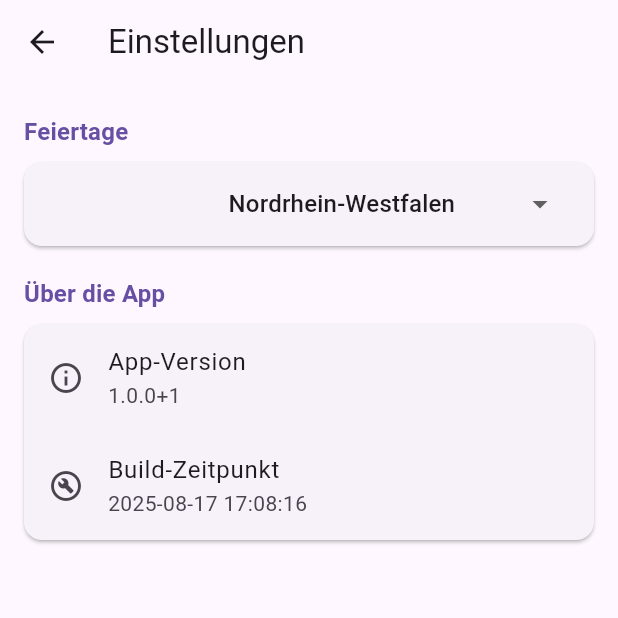
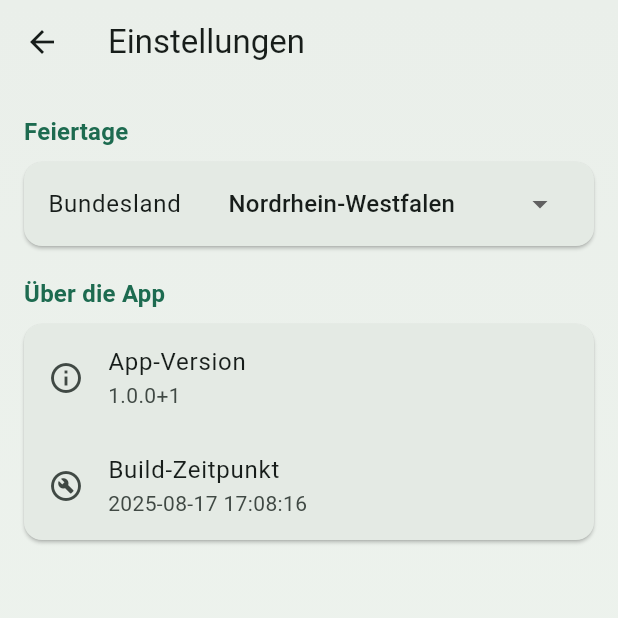
Before and after one commit to urdev-github1/ukalender2, a Flutter app: the screen it shows after launch, after a tap on the "settings" icon, on a phone screen of 412 x 824 dp, the top half of it. Run offline on Flutter 3.47's test engine with Material 3 defaults, Android fonts, the phone set to English and light mode, and no system bars; our stand-ins replace file_picker, flutter_local_notifications, package_info_plus, share_plus, shared_preferences, syncfusion_flutter_calendar and 1 more; missing offline and left inert: add_2_calendar, icalendar_parser, icalendar_plus; network calls fail.

Commit message:
App-Design 1

```diff
--- a/lib/main.dart
+++ b/lib/main.dart
@@ -1,79 +1,83 @@
 // lib/main.dart
 
-// Importiert die grundlegenden Material Design Widgets von Flutter.
 import 'package:flutter/material.dart';
-// NEU: Importiert die Lokalisierungs-Delegates, die wir benötigen.
 import 'package:flutter_localizations/flutter_localizations.dart';
-// Importiert Funktionen zur Initialisierung der Datumsformatierung für verschiedene Sprachen.
 import 'package:intl/date_symbol_data_local.dart';
-// Importiert den Hauptbildschirm der Anwendung, die Kalenderansicht.
 import 'screens/calendar_screen.dart';
-// Importiert den Service, der für das Anzeigen von Benachrichtigungen zuständig ist.
 import 'services/notification_service.dart';
 
-// Die main-Funktion ist der Haupteinstiegspunkt für jede Flutter-Anwendung.
-// 'async' wird verwendet, da wir auf das Ergebnis von asynchronen Operationen warten ('await').
 void main() async {
-  // Stellt sicher, dass die Flutter-Engine initialisiert ist, bevor auf Plugins
-  // oder Services zugegriffen wird. Dies ist notwendig, wenn die main-Funktion asynchron ist.
   WidgetsFlutterBinding.ensureInitialized();
-
-  // Lädt und initialisiert die Lokalisierungsdaten für die Datumsformatierung.
-  // 'de_DE' sorgt dafür, dass Monatsnamen, Wochentage etc. auf Deutsch angezeigt werden.
   await initializeDateFormatting('de_DE', null);
-
-  // Erstellt eine Instanz des NotificationService und ruft dessen init-Methode auf.
-  // Dies initialisiert die Einstellungen für lokale Benachrichtigungen.
   await NotificationService().init();
   await NotificationService().requestPermissions();
-
-  // Startet die Flutter-Anwendung mit dem MyApp-Widget als Wurzel-Widget.
   runApp(const MyApp());
 }
 
-// MyApp ist das Haupt-Widget (Wurzel-Widget) der gesamten Anwendung.
-// Es ist ein StatelessWidget, da sich sein eigener Zustand nicht ändert.
 class MyApp extends StatelessWidget {
-  // Der Konstruktor für das MyApp-Widget.
   const MyApp({super.key});
 
-  // Die build-Methode beschreibt, wie das Widget auf dem Bildschirm dargestellt wird.
   @override
   Widget build(BuildContext context) {
-    // MaterialApp ist ein grundlegendes Widget, das viele für Material Design
-    // typische Funktionen bereitstellt (z.B. Navigation, Theming).
     return MaterialApp(
-      // Der Titel der App, der z.B. im Task-Manager des Betriebssystems angezeigt wird.
       title: 'Flutter Terminkalender',
-      // Definiert das visuelle Thema der App.
+
+      // Helles Thema (Light Mode)
       theme: ThemeData(
-        // Setzt die primäre Farbpalette der App auf Blautöne.
-        primarySwatch: Colors.blue,
+        useMaterial3: true,
+        colorScheme: ColorScheme.fromSeed(
+          seedColor: const Color(0xFF006C4E), // Ein tiefes Waldgrün
+          brightness: Brightness.light,
+        ),
+
+        // Der Scaffold-Hintergrund wird nicht mehr global definiert,
+        // da wir ihn pro Screen mit einem Gradienten versehen.
+        cardTheme: CardThemeData(
+          elevation: 1,
+          shape: RoundedRectangleBorder(
+            borderRadius: BorderRadius.circular(12),
+          ),
+          // --- HIER IST DIE ANPASSUNG ---
+          // Die Karten bekommen eine etwas dunklere Tönung als der Hintergrund,
+          // damit sie sich klarer abheben.
+          color: ColorScheme.fromSeed(
+            seedColor: const Color(0xFF006C4E),
+            brightness: Brightness.light,
+          ).surfaceContainerHigh, // Von 'surfaceContainer' zu 'surfaceContainerHigh' geändert
+        ),
       ),
 
-      // --- HINZUGEFÜGTE KONFIGURATION FÜR LOKALISIERUNG ---
+      // Dunkles Thema (Dark Mode)
+      darkTheme: ThemeData(
+        useMaterial3: true,
+        colorScheme: ColorScheme.fromSeed(
+          seedColor: const Color(0xFF006C4E), // Dieselbe Samenfarbe
+          brightness: Brightness.dark,
+        ),
 
-      // Dies sind die "Delegierten", die die eigentliche Übersetzungsarbeit leisten.
+        cardTheme: CardThemeData(
+          elevation: 1,
+          shape: RoundedRectangleBorder(
+            borderRadius: BorderRadius.circular(12),
+          ),
+          // --- HIER IST DIE ANPASSUNG ---
+          // Auch im Dark Mode wird die nächstdunklere Stufe verwendet.
+          color: ColorScheme.fromSeed(
+            seedColor: const Color(0xFF006C4E),
+            brightness: Brightness.dark,
+          ).surfaceContainerHigh, // Von 'surfaceContainer' zu 'surfaceContainerHigh' geändert
+        ),
+      ),
+
+      themeMode: ThemeMode.system,
+
       localizationsDelegates: const [
-        // Stellt die Übersetzungen für die Material-Widgets bereit (z.B. "OK" in Dialogen).
         GlobalMaterialLocalizations.delegate,
-        // Stellt die grundlegende Textausrichtung (links-nach-rechts etc.) bereit.
         GlobalWidgetsLocalizations.delegate,
-        // Stellt die Übersetzungen für die Cupertino-Widgets (iOS-Stil) bereit.
         GlobalCupertinoLocalizations.delegate,
       ],
-
-      supportedLocales: const [
-        Locale('de', 'DE'), // Deutsch
-        Locale('en', 'US'), // Englisch (als Beispiel)
-      ],
-
-      // Stellt die Sprache und Region der App fest auf Deutsch (Deutschland) ein.
+      supportedLocales: const [Locale('de', 'DE'), Locale('en', 'US')],
       locale: const Locale('de', 'DE'),
-
-      // --- ENDE DER HINZUGEFÜGTEN KONFIGURATION ---
-
-      // Das Widget, das als Startbildschirm der App angezeigt wird.
       home: const CalendarScreen(),
     );
   }
--- a/lib/screens/calendar_screen.dart
+++ b/lib/screens/calendar_screen.dart
@@ -1,6 +1,7 @@
 // lib/screens/calendar_screen.dart
 
 import 'package:flutter/material.dart';
+import 'package:flutter/services.dart'; // Import für SystemUiOverlayStyle
 import 'package:syncfusion_flutter_calendar/calendar.dart';
 import '../models/event.dart';
 import '../services/holiday_service.dart';
@@ -36,25 +37,18 @@ class CalendarScreen extends StatefulWidget {
 }
 
 class _CalendarScreenState extends State<CalendarScreen> {
-  // MODIFIZIERT: Getrennte Listen für eine saubere Zustandsverwaltung
+  // ... (Der gesamte State-Code von initState bis _openSettings bleibt unverändert)
   List<Event> _userEvents = [];
   List<Event> _holidays = [];
-
-  // Diese Liste wird immer die Kombination aus den beiden oberen sein
   List<Event> _allEvents = [];
-
   late EventDataSource _dataSource;
   final CalendarView _calendarView = CalendarView.month;
-
-  // MODIFIZIERT: Zustandsvariablen für das aktuelle Datum und Jahr
   final DateTime _focusedDay = DateTime.now();
   DateTime? _selectedDay;
   late int _currentYear;
-
   final HolidayService _holidayService = HolidayService();
   final StorageService _storageService = StorageService();
   final CalendarService _calendarService = CalendarService();
-
   @override
   void initState() {
     super.initState();
@@ -64,25 +58,21 @@ class _CalendarScreenState extends State<CalendarScreen> {
     _loadInitialData();
   }
 
-  // Lädt die initialen Daten: gespeicherte Termine und Feiertage für das aktuelle Jahr
   Future<void> _loadInitialData() async {
     _userEvents = await _storageService.loadEvents();
     await _loadHolidaysForYear(_currentYear);
   }
 
-  // Lädt die Feiertage für ein bestimmtes Jahr von der API
   Future<void> _loadHolidaysForYear(int year) async {
     final stateCode = await _storageService.getSelectedState();
     _holidays = await _holidayService.getHolidays(year, stateCode);
     _rebuildEventListAndRefreshDataSource();
   }
 
-  // Kombiniert Nutzer-Events und Feiertage und aktualisiert die Kalenderansicht
   void _rebuildEventListAndRefreshDataSource() {
     setState(() {
       _allEvents = [..._userEvents, ..._holidays];
       _dataSource = EventDataSource(_allEvents);
-      // Ein Reset ist hier am sichersten, da sich potenziell viele Daten (alle Feiertage) ändern
       _dataSource.notifyListeners(CalendarDataSourceAction.reset, _allEvents);
     });
   }
@@ -93,7 +83,6 @@ class _CalendarScreenState extends State<CalendarScreen> {
     });
   }
 
-  // Fügt einen neuen Termin hinzu (nur zur _userEvents-Liste)
   void _addEvent(Event event) {
     setState(() {
       _userEvents.add(event);
@@ -102,16 +91,10 @@ class _CalendarScreenState extends State<CalendarScreen> {
     _saveUserEvents();
   }
 
-  // Löscht einen Termin basierend auf seiner eindeutigen ID
   void _deleteEvent(Event event) {
     if (event.isHoliday) return;
-
-    // --- ANPASSUNG START ---
-    // Storniert die geplanten Benachrichtigungen für diesen Termin.
     final int notificationId = event.id.hashCode;
     NotificationService().cancelReminders(notificationId);
-    // --- ANPASSUNG ENDE ---
-
     setState(() {
       _userEvents.removeWhere((e) => e.id == event.id);
       _rebuildEventListAndRefreshDataSource();
@@ -119,15 +102,9 @@ class _CalendarScreenState extends State<CalendarScreen> {
     _saveUserEvents();
   }
 
-  // Aktualisiert einen Termin basierend auf seiner eindeutigen ID
   void _updateEvent(Event oldEvent, Event newEvent) {
-    // --- ANPASSUNG START ---
-    // Storniert die alten Benachrichtigungen. Die neuen werden beim Speichern
-    // im AddEventScreen automatisch neu geplant.
     final int oldNotificationId = oldEvent.id.hashCode;
     NotificationService().cancelReminders(oldNotificationId);
-    // --- ANPASSUNG ENDE ---
-
     setState(() {
       final index = _userEvents.indexWhere((e) => e.id == oldEvent.id);
       if (index != -1) {
@@ -138,12 +115,10 @@ class _CalendarScreenState extends State<CalendarScreen> {
     _saveUserEvents();
   }
 
-  // Speichert nur die Termine des Nutzers, nicht die Feiertage
   void _saveUserEvents() {
     _storageService.saveEvents(_userEvents);
   }
 
-  // Importiert neue Termine und fügt sie zur Liste der Nutzer-Events hinzu
   void _importEvents() async {
     final List<Event> importedEvents = await _calendarService.importEvents();
     if (importedEvents.isNotEmpty) {
@@ -152,7 +127,6 @@ class _CalendarScreenState extends State<CalendarScreen> {
         _rebuildEventListAndRefreshDataSource();
       });
       _saveUserEvents();
-
       if (mounted) {
         ScaffoldMessenger.of(context).showSnackBar(
           SnackBar(
@@ -185,7 +159,6 @@ class _CalendarScreenState extends State<CalendarScreen> {
     await _calendarService.exportEvents(_userEvents);
   }
 
-  // Der Dialog zum Bearbeiten/Löschen bleibt funktional gleich
   void _showEventDialog(Event event) {
     if (event.isHoliday) return;
     showDialog(
@@ -203,7 +176,7 @@ class _CalendarScreenState extends State<CalendarScreen> {
           TextButton(
             child: const Text('Löschen'),
             onPressed: () async {
-              Navigator.of(context).pop(); // Schließt den ersten Dialog
+              Navigator.of(context).pop();
               final bool? shouldDelete = await showDialog<bool>(
                 context: context,
                 builder: (context) => AlertDialog(
@@ -231,7 +204,7 @@ class _CalendarScreenState extends State<CalendarScreen> {
           TextButton(
             child: const Text('Bearbeiten'),
             onPressed: () async {
-              Navigator.of(context).pop(); // Schließt den ersten Dialog
+              Navigator.of(context).pop();
               final updatedEvent = await Navigator.push<Event>(
                 context,
                 MaterialPageRoute(
@@ -251,10 +224,8 @@ class _CalendarScreenState extends State<CalendarScreen> {
     );
   }
 
-  // Die _monthCellBuilder-Methode bleibt unverändert
   Widget _monthCellBuilder(BuildContext context, MonthCellDetails details) {
-    // ... (Keine Änderungen hier notwendig)
-    // Der Code aus der Originaldatei kann hier 1:1 übernommen werden.
+    // ... (Diese Methode bleibt unverändert)
     final bool isHoliday = details.appointments.any(
       (appointment) => (appointment as Event).isHoliday,
     );
@@ -269,14 +240,16 @@ class _CalendarScreenState extends State<CalendarScreen> {
         _selectedDay!.day == details.date.day;
 
     Color dayNumberColor;
+    final bool isDark = Theme.of(context).brightness == Brightness.dark;
+
     if (isSelected) {
       dayNumberColor = Colors.white;
     } else if (!isCurrentMonth) {
-      dayNumberColor = Colors.black26;
+      dayNumberColor = isDark ? Colors.white24 : Colors.black26;
     } else if (isWeekend && !isHoliday) {
       dayNumberColor = Colors.red.withAlpha(204);
     } else {
-      dayNumberColor = Colors.black87;
+      dayNumberColor = isDark ? Colors.white70 : Colors.black87;
     }
 
     return Container(
@@ -297,7 +270,7 @@ class _CalendarScreenState extends State<CalendarScreen> {
             alignment: Alignment.center,
             decoration: isSelected
                 ? BoxDecoration(
-                    color: Colors.blue.withAlpha(230),
+                    color: Theme.of(context).colorScheme.primary,
                     shape: BoxShape.circle,
                   )
                 : null,
@@ -369,16 +342,27 @@ class _CalendarScreenState extends State<CalendarScreen> {
       MaterialPageRoute(builder: (_) => const SettingsScreen()),
     );
     if (shouldReload == true) {
-      // Lädt die Feiertage für das aktuell ausgewählte Jahr neu
       _loadHolidaysForYear(_currentYear);
     }
   }
 
   @override
   Widget build(BuildContext context) {
+    final colorScheme = Theme.of(context).colorScheme;
+    final isDarkMode = Theme.of(context).brightness == Brightness.dark;
+
     return Scaffold(
       appBar: AppBar(
         title: const Text('Terminkalender'),
+        backgroundColor: Colors.transparent,
+        elevation: 0,
+        systemOverlayStyle: SystemUiOverlayStyle(
+          statusBarColor: Colors.transparent,
+          statusBarIconBrightness: isDarkMode
+              ? Brightness.light
+              : Brightness.dark,
+          statusBarBrightness: isDarkMode ? Brightness.dark : Brightness.light,
+        ),
         actions: [
           IconButton(
             icon: const Icon(Icons.input),
@@ -397,29 +381,48 @@ class _CalendarScreenState extends State<CalendarScreen> {
           ),
         ],
       ),
-      body: SfCalendar(
+      extendBodyBehindAppBar: true,
+      body: Container(
+        decoration: BoxDecoration(
+          gradient: LinearGradient(
+            begin: Alignment.topCenter,
+            end: Alignment.bottomCenter,
+            colors: [
+              colorScheme.surfaceContainer,
+              colorScheme.surfaceContainerLow,
+            ],
+          ),
+        ),
+        padding: EdgeInsets.only(
+          top: kToolbarHeight + MediaQuery.of(context).padding.top,
+        ),
+        child: SfCalendar(
           view: _calendarView,
           dataSource: _dataSource,
           initialDisplayDate: _focusedDay,
           initialSelectedDate: _selectedDay,
           onTap: _onCalendarTapped,
-        firstDayOfWeek: 1, // Montag
-        headerStyle: const CalendarHeaderStyle(textAlign: TextAlign.center),
+          firstDayOfWeek: 1,
+          // --- HIER IST DIE KORREKTUR ---
+          headerStyle: const CalendarHeaderStyle(
+            textAlign: TextAlign.center,
+            backgroundColor: Colors
+                .transparent, // Sorgt dafür, dass der Hintergrund verschwindet
+          ),
           monthCellBuilder: _monthCellBuilder,
           monthViewSettings: const MonthViewSettings(
             appointmentDisplayMode: MonthAppointmentDisplayMode.none,
             numberOfWeeksInView: 6,
             showAgenda: false,
           ),
-        // NEU: Dynamisches Nachladen der Feiertage bei Jahreswechsel
           onViewChanged: (ViewChangedDetails details) {
-          // Nimmt das erste Datum im sichtbaren Bereich als Referenz
             final newYear = details.visibleDates.first.year;
             if (newYear != _currentYear) {
               _currentYear = newYear;
               _loadHolidaysForYear(newYear);
             }
           },
+        ),
       ),
       floatingActionButton: FloatingActionButton(
         onPressed: () async {
--- a/lib/screens/settings_screen.dart
+++ b/lib/screens/settings_screen.dart
@@ -1,5 +1,8 @@
+// lib/screens/settings_screen.dart
+
 import 'package:flutter/material.dart';
-import 'package:package_info_plus/package_info_plus.dart'; // NEU
+import 'package:flutter/services.dart'; // NEU: Import für SystemUiOverlayStyle
+import 'package:package_info_plus/package_info_plus.dart';
 import '../generated/build_info.dart';
 import '../services/storage_service.dart';
 
@@ -11,18 +14,15 @@ class SettingsScreen extends StatefulWidget {
 }
 
 class _SettingsScreenState extends State<SettingsScreen> {
+  // ... (Der gesamte State-Code bleibt unverändert)
   final StorageService _storageService = StorageService();
   String _selectedStateCode = 'NW';
-
-  // NEU: Variable zum Speichern der App-Informationen
   PackageInfo _packageInfo = PackageInfo(
     appName: 'Unknown',
     packageName: 'Unknown',
     version: 'Unknown',
     buildNumber: 'Unknown',
   );
-
-  // Map mit allen Bundesländern und deren Kürzeln
   final Map<String, String> _germanStates = {
     'NATIONAL': 'Bundesweit',
     'BW': 'Baden-Württemberg',
@@ -42,12 +42,11 @@ class _SettingsScreenState extends State<SettingsScreen> {
     'SH': 'Schleswig-Holstein',
     'TH': 'Thüringen',
   };
-
   @override
   void initState() {
     super.initState();
     _loadCurrentState();
-    _loadPackageInfo(); // NEU
+    _loadPackageInfo();
   }
 
   void _loadCurrentState() async {
@@ -57,7 +56,6 @@ class _SettingsScreenState extends State<SettingsScreen> {
     });
   }
 
-  // NEU: Lädt die Informationen aus der pubspec.yaml
   Future<void> _loadPackageInfo() async {
     final info = await PackageInfo.fromPlatform();
     setState(() {
@@ -74,14 +72,13 @@ class _SettingsScreenState extends State<SettingsScreen> {
     }
   }
 
-  // NEU: Ein Hilfs-Widget für die Überschriften zur besseren Lesbarkeit
   Widget _buildSectionTitle(BuildContext context, String title) {
     return Padding(
       padding: const EdgeInsets.fromLTRB(16.0, 20.0, 16.0, 8.0),
       child: Text(
         title,
         style: Theme.of(context).textTheme.titleMedium?.copyWith(
-          color: Theme.of(context).primaryColor,
+          color: Theme.of(context).colorScheme.primary,
           fontWeight: FontWeight.bold,
         ),
       ),
@@ -90,33 +87,60 @@ class _SettingsScreenState extends State<SettingsScreen> {
 
   @override
   Widget build(BuildContext context) {
+    final colorScheme = Theme.of(context).colorScheme;
+    // NEU: Helligkeit des aktuellen Themes prüfen (hell oder dunkel)
+    final isDarkMode = Theme.of(context).brightness == Brightness.dark;
+
     return Scaffold(
       appBar: AppBar(
         title: const Text('Einstellungen'),
-        // WillPopScope ist hier eine saubere Alternative zum überschriebenen `leading`-Button,
-        // da es sowohl den Zurück-Pfeil als auch die Android-Zurück-Geste abfängt.
+        backgroundColor: Colors.transparent,
+        elevation: 0,
+        // --- HIER IST DIE KORREKTUR ---
+        systemOverlayStyle: SystemUiOverlayStyle(
+          // Macht die Statusleiste selbst transparent
+          statusBarColor: Colors.transparent,
+          // Passt die Icon-Farbe an das Theme an
+          // Wenn Dark Mode, dann helle Icons, sonst dunkle Icons
+          statusBarIconBrightness: isDarkMode
+              ? Brightness.light
+              : Brightness.dark, // Für Android
+          statusBarBrightness: isDarkMode
+              ? Brightness.dark
+              : Brightness.light, // Für iOS
         ),
-      // Wir geben das `true` beim Verlassen des Screens an den Kalender zurück,
-      // damit dieser weiß, dass er die Feiertage neu laden muss.
+      ),
+      extendBodyBehindAppBar: true,
       body: WillPopScope(
+        // ... (Rest des Codes ist unverändert)
         onWillPop: () async {
           Navigator.of(context).pop(true);
           return true;
         },
+        child: Container(
+          decoration: BoxDecoration(
+            gradient: LinearGradient(
+              begin: Alignment.topCenter,
+              end: Alignment.bottomCenter,
+              colors: [
+                colorScheme.surfaceContainer,
+                colorScheme.surfaceContainerLow,
+              ],
+            ),
+          ),
           child: ListView(
+            padding: EdgeInsets.only(
+              top: kToolbarHeight + MediaQuery.of(context).padding.top,
+            ),
             children: [
-            // --- ABSCHNITT 1: FEIERTAGS-EINSTELLUNGEN ---
               _buildSectionTitle(context, 'Feiertage'),
               Card(
                 margin: const EdgeInsets.symmetric(horizontal: 16.0),
                 child: ListTile(
-                // Row und Padding wurden durch ListTile ersetzt
-                //title: const Text('Bundesland'), // Der Text wird zum Titel
+                  title: const Text('Bundesland'),
                   trailing: DropdownButton<String>(
-                  // Das Dropdown wird zum "trailing" Widget
                     value: _selectedStateCode,
                     onChanged: _onStateSelected,
-                  // 'underline' wird hier oft entfernt, da das ListTile bereits eine Trennlinie hat
                     underline: const SizedBox(),
                     items: _germanStates.entries.map((entry) {
                       return DropdownMenuItem<String>(
@@ -127,8 +151,6 @@ class _SettingsScreenState extends State<SettingsScreen> {
                   ),
                 ),
               ),
-
-            // --- ABSCHNITT 2: ÜBER DIE APP ---
               _buildSectionTitle(context, 'Über die App'),
               Card(
                 margin: const EdgeInsets.symmetric(horizontal: 16.0),
@@ -152,6 +174,7 @@ class _SettingsScreenState extends State<SettingsScreen> {
             ],
           ),
         ),
+      ),
     );
   }
 }
```
Lines whose indentation alone changed are shown as unchanged.
